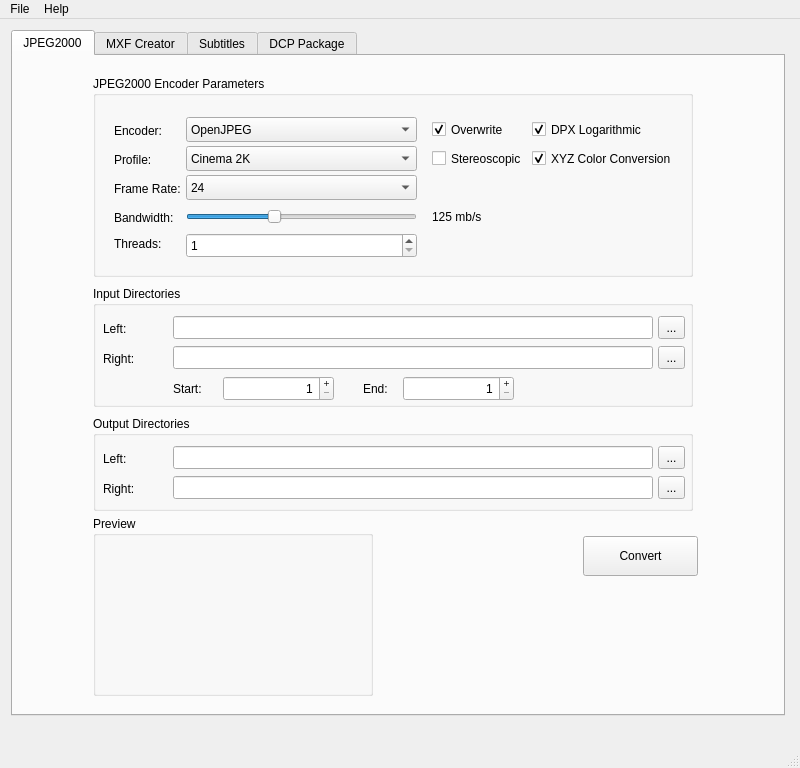
Old version of the form gui/mainwindow.ui in the repository mamay/OpenDCP.
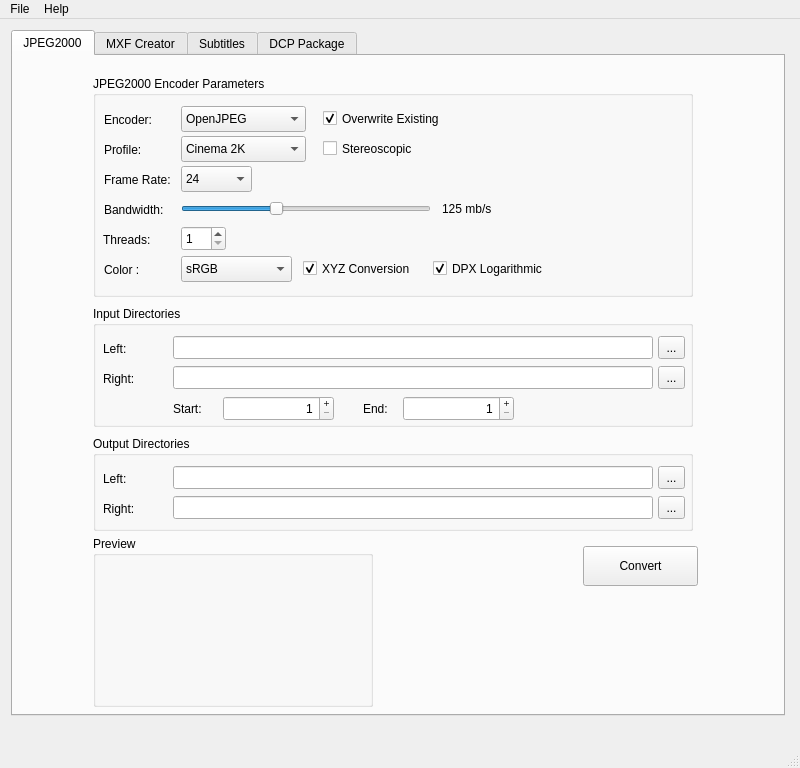
New version of the form. Icons and pictures are not drawn.

Patch:
```diff
--- a/gui/mainwindow.ui
+++ b/gui/mainwindow.ui
@@ -74,7 +74,7 @@
            <property name="geometry">
             <rect>
              <x>80</x>
-             <y>230</y>
+             <y>250</y>
              <width>600</width>
              <height>121</height>
             </rect>
@@ -285,19 +285,38 @@
              <x>80</x>
              <y>20</y>
              <width>600</width>
-             <height>201</height>
+             <height>221</height>
             </rect>
            </property>
            <property name="title">
             <string>JPEG2000 Encoder Parameters</string>
            </property>
-           <widget class="QWidget" name="gridLayoutWidget">
+           <widget class="QLabel" name="colorLabel">
             <property name="geometry">
              <rect>
-              <x>10</x>
-              <y>30</y>
-              <width>585</width>
-              <height>161</height>
+              <x>11</x>
+              <y>180</y>
+              <width>43</width>
+              <height>27</height>
+             </rect>
+            </property>
+            <property name="sizePolicy">
+             <sizepolicy hsizetype="Preferred" vsizetype="Fixed">
+              <horstretch>0</horstretch>
+              <verstretch>0</verstretch>
+             </sizepolicy>
+            </property>
+            <property name="text">
+             <string>Color :</string>
+            </property>
+           </widget>
+           <widget class="QLabel" name="bwValueLabel">
+            <property name="geometry">
+             <rect>
+              <x>349</x>
+              <y>120</y>
+              <width>63</width>
+              <height>25</height>
              </rect>
             </property>
             <property name="sizePolicy">
@@ -312,12 +331,87 @@
               <height>25</height>
              </size>
             </property>
-            <layout class="QGridLayout" name="endoderGridLayout">
-             <property name="spacing">
-              <number>5</number>
-             </property>
-             <item row="0" column="0">
+            <property name="maximumSize">
+             <size>
+              <width>16777215</width>
+              <height>25</height>
+             </size>
+            </property>
+            <property name="text">
+             <string>125 mb/s</string>
+            </property>
+            <property name="indent">
+             <number>0</number>
+            </property>
+           </widget>
+           <widget class="QLabel" name="frameRateLabel">
+            <property name="geometry">
+             <rect>
+              <x>11</x>
+              <y>90</y>
+              <width>75</width>
+              <height>27</height>
+             </rect>
+            </property>
+            <property name="sizePolicy">
+             <sizepolicy hsizetype="Preferred" vsizetype="Fixed">
+              <horstretch>0</horstretch>
+              <verstretch>0</verstretch>
+             </sizepolicy>
+            </property>
+            <property name="minimumSize">
+             <size>
+              <width>0</width>
+              <height>27</height>
+             </size>
+            </property>
+            <property name="text">
+             <string>Frame Rate:</string>
+            </property>
+           </widget>
+           <widget class="QCheckBox" name="dpxLogCheckBox">
+            <property name="geometry">
+             <rect>
+              <x>340</x>
+              <y>180</y>
+              <width>130</width>
+              <height>25</height>
+             </rect>
+            </property>
+            <property name="sizePolicy">
+             <sizepolicy hsizetype="Fixed" vsizetype="Fixed">
+              <horstretch>0</horstretch>
+              <verstretch>25</verstretch>
+             </sizepolicy>
+            </property>
+            <property name="minimumSize">
+             <size>
+              <width>0</width>
+              <height>25</height>
+             </size>
+            </property>
+            <property name="maximumSize">
+             <size>
+              <width>16777215</width>
+              <height>25</height>
+             </size>
+            </property>
+            <property name="text">
+             <string>DPX Logarithmic</string>
+            </property>
+            <property name="checked">
+             <bool>true</bool>
+            </property>
+           </widget>
               <widget class="QLabel" name="encoderLabel">
+            <property name="geometry">
+             <rect>
+              <x>11</x>
+              <y>30</y>
+              <width>55</width>
+              <height>27</height>
+             </rect>
+            </property>
                <property name="sizePolicy">
                 <sizepolicy hsizetype="Fixed" vsizetype="Fixed">
                  <horstretch>0</horstretch>
@@ -340,9 +434,15 @@
                 <string>Encoder:</string>
                </property>
               </widget>
-             </item>
-             <item row="0" column="1">
               <widget class="QComboBox" name="encoderComboBox">
+            <property name="geometry">
+             <rect>
+              <x>88</x>
+              <y>30</y>
+              <width>125</width>
+              <height>26</height>
+             </rect>
+            </property>
                <property name="sizePolicy">
                 <sizepolicy hsizetype="Preferred" vsizetype="Fixed">
                  <horstretch>0</horstretch>
@@ -375,9 +475,15 @@
                 </property>
                </item>
               </widget>
-             </item>
-             <item row="3" column="1">
               <widget class="QSlider" name="bwSlider">
+            <property name="geometry">
+             <rect>
+              <x>88</x>
+              <y>120</y>
+              <width>250</width>
+              <height>25</height>
+             </rect>
+            </property>
                <property name="sizePolicy">
                 <sizepolicy hsizetype="Preferred" vsizetype="Fixed">
                  <horstretch>0</horstretch>
@@ -409,11 +515,17 @@
                 <enum>Qt::Horizontal</enum>
                </property>
               </widget>
-             </item>
-             <item row="3" column="3">
-              <widget class="QLabel" name="bwValueLabel">
+           <widget class="QSpinBox" name="threadsSpinBox">
+            <property name="geometry">
+             <rect>
+              <x>88</x>
+              <y>150</y>
+              <width>45</width>
+              <height>25</height>
+             </rect>
+            </property>
                <property name="sizePolicy">
-                <sizepolicy hsizetype="Preferred" vsizetype="Preferred">
+             <sizepolicy hsizetype="Preferred" vsizetype="Fixed">
                  <horstretch>0</horstretch>
                  <verstretch>25</verstretch>
                 </sizepolicy>
@@ -424,22 +536,44 @@
                  <height>25</height>
                 </size>
                </property>
-               <property name="maximumSize">
+            <property name="minimum">
+             <number>1</number>
+            </property>
+           </widget>
+           <widget class="QCheckBox" name="stereoscopicCheckBox">
+            <property name="geometry">
+             <rect>
+              <x>230</x>
+              <y>60</y>
+              <width>105</width>
+              <height>25</height>
+             </rect>
+            </property>
+            <property name="sizePolicy">
+             <sizepolicy hsizetype="Maximum" vsizetype="Fixed">
+              <horstretch>0</horstretch>
+              <verstretch>25</verstretch>
+             </sizepolicy>
+            </property>
+            <property name="minimumSize">
                 <size>
-                 <width>16777215</width>
+              <width>0</width>
                  <height>25</height>
                 </size>
                </property>
                <property name="text">
-                <string>125 mb/s</string>
-               </property>
-               <property name="indent">
-                <number>0</number>
-               </property>
-              </widget>
-             </item>
-             <item row="1" column="0">
+             <string>Stereoscopic</string>
+            </property>
+           </widget>
               <widget class="QLabel" name="profileLabel">
+            <property name="geometry">
+             <rect>
+              <x>11</x>
+              <y>60</y>
+              <width>44</width>
+              <height>27</height>
+             </rect>
+            </property>
                <property name="sizePolicy">
                 <sizepolicy hsizetype="Fixed" vsizetype="Fixed">
                  <horstretch>0</horstretch>
@@ -462,9 +596,15 @@
                 <string>Profile:</string>
                </property>
               </widget>
-             </item>
-             <item row="1" column="1">
               <widget class="QComboBox" name="profileComboBox">
+            <property name="geometry">
+             <rect>
+              <x>88</x>
+              <y>60</y>
+              <width>125</width>
+              <height>26</height>
+             </rect>
+            </property>
                <property name="sizePolicy">
                 <sizepolicy hsizetype="Preferred" vsizetype="Fixed">
                  <horstretch>0</horstretch>
@@ -494,9 +634,15 @@
                 </property>
                </item>
               </widget>
-             </item>
-             <item row="3" column="0">
               <widget class="QLabel" name="bwLabel">
+            <property name="geometry">
+             <rect>
+              <x>11</x>
+              <y>120</y>
+              <width>70</width>
+              <height>27</height>
+             </rect>
+            </property>
                <property name="sizePolicy">
                 <sizepolicy hsizetype="Fixed" vsizetype="Fixed">
                  <horstretch>0</horstretch>
@@ -519,47 +665,65 @@
                 <string>Bandwidth:</string>
                </property>
               </widget>
-             </item>
-             <item row="1" column="3">
-              <widget class="QCheckBox" name="stereoscopicCheckBox">
-               <property name="sizePolicy">
-                <sizepolicy hsizetype="Maximum" vsizetype="Fixed">
-                 <horstretch>0</horstretch>
-                 <verstretch>25</verstretch>
-                </sizepolicy>
-               </property>
-               <property name="minimumSize">
-                <size>
-                 <width>0</width>
-                 <height>25</height>
-                </size>
-               </property>
-               <property name="text">
-                <string>Stereoscopic</string>
-               </property>
-              </widget>
-             </item>
-             <item row="2" column="0">
-              <widget class="QLabel" name="frameRateLabel">
+           <widget class="QLabel" name="threadsLabel">
+            <property name="geometry">
+             <rect>
+              <x>10</x>
+              <y>150</y>
+              <width>55</width>
+              <height>27</height>
+             </rect>
+            </property>
                <property name="sizePolicy">
                 <sizepolicy hsizetype="Preferred" vsizetype="Fixed">
                  <horstretch>0</horstretch>
                  <verstretch>0</verstretch>
                 </sizepolicy>
                </property>
+            <property name="text">
+             <string>Threads:</string>
+            </property>
+           </widget>
+           <widget class="QCheckBox" name="overwritej2kCB">
+            <property name="geometry">
+             <rect>
+              <x>230</x>
+              <y>30</y>
+              <width>151</width>
+              <height>25</height>
+             </rect>
+            </property>
+            <property name="sizePolicy">
+             <sizepolicy hsizetype="Fixed" vsizetype="Fixed">
+              <horstretch>0</horstretch>
+              <verstretch>25</verstretch>
+             </sizepolicy>
+            </property>
                <property name="minimumSize">
                 <size>
                  <width>0</width>
-                 <height>27</height>
-                </size>
-               </property>
+              <height>25</height>
+             </size>
+            </property>
+            <property name="toolTip">
+             <string>Overwrite existing j2c files. Uncheck if you are resuming a previous conversion, which will save time.</string>
+            </property>
                <property name="text">
-                <string>Frame Rate:</string>
-               </property>
-              </widget>
-             </item>
-             <item row="2" column="1">
+             <string>Overwrite Existing</string>
+            </property>
+            <property name="checked">
+             <bool>true</bool>
+            </property>
+           </widget>
               <widget class="QComboBox" name="frameRateComboBox">
+            <property name="geometry">
+             <rect>
+              <x>88</x>
+              <y>90</y>
+              <width>71</width>
+              <height>26</height>
+             </rect>
+            </property>
                <property name="sizePolicy">
                 <sizepolicy hsizetype="Preferred" vsizetype="Fixed">
                  <horstretch>0</horstretch>
@@ -603,66 +767,15 @@
                 </property>
                </item>
               </widget>
-             </item>
-             <item row="4" column="0">
-              <widget class="QLabel" name="threadsLabel">
-               <property name="sizePolicy">
-                <sizepolicy hsizetype="Preferred" vsizetype="Fixed">
-                 <horstretch>0</horstretch>
-                 <verstretch>0</verstretch>
-                </sizepolicy>
-               </property>
-               <property name="text">
-                <string>Threads:</string>
-               </property>
-              </widget>
-             </item>
-             <item row="4" column="1">
-              <widget class="QSpinBox" name="threadsSpinBox">
-               <property name="sizePolicy">
-                <sizepolicy hsizetype="Preferred" vsizetype="Fixed">
-                 <horstretch>0</horstretch>
-                 <verstretch>25</verstretch>
-                </sizepolicy>
-               </property>
-               <property name="minimumSize">
-                <size>
-                 <width>0</width>
-                 <height>25</height>
-                </size>
-               </property>
-               <property name="minimum">
-                <number>1</number>
-               </property>
-              </widget>
-             </item>
-             <item row="0" column="3">
-              <widget class="QCheckBox" name="overwritej2kCB">
-               <property name="sizePolicy">
-                <sizepolicy hsizetype="Fixed" vsizetype="Fixed">
-                 <horstretch>0</horstretch>
-                 <verstretch>25</verstretch>
-                </sizepolicy>
-               </property>
-               <property name="minimumSize">
-                <size>
-                 <width>0</width>
-                 <height>25</height>
-                </size>
-               </property>
-               <property name="toolTip">
-                <string>Overwrite existing j2c files. Uncheck if you are resuming a previous conversion, which will save time.</string>
-               </property>
-               <property name="text">
-                <string>Overwrite</string>
-               </property>
-               <property name="checked">
-                <bool>true</bool>
-               </property>
-              </widget>
-             </item>
-             <item row="1" column="4">
               <widget class="QCheckBox" name="xyzCheckBox">
+            <property name="geometry">
+             <rect>
+              <x>210</x>
+              <y>180</y>
+              <width>124</width>
+              <height>25</height>
+             </rect>
+            </property>
                <property name="sizePolicy">
                 <sizepolicy hsizetype="Fixed" vsizetype="Fixed">
                  <horstretch>0</horstretch>
@@ -682,93 +795,38 @@
                 </size>
                </property>
                <property name="text">
-                <string>XYZ Color Conversion</string>
+             <string>XYZ Conversion</string>
                </property>
                <property name="checked">
                 <bool>true</bool>
                </property>
               </widget>
-             </item>
-             <item row="3" column="2">
-              <spacer name="horizontalSpacer_2">
-               <property name="orientation">
-                <enum>Qt::Horizontal</enum>
-               </property>
-               <property name="sizeType">
-                <enum>QSizePolicy::Fixed</enum>
-               </property>
-               <property name="sizeHint" stdset="0">
-                <size>
-                 <width>10</width>
-                 <height>20</height>
-                </size>
-               </property>
-              </spacer>
-             </item>
-             <item row="4" column="3">
-              <spacer name="horizontalSpacer">
-               <property name="sizePolicy">
-                <sizepolicy hsizetype="Fixed" vsizetype="Minimum">
-                 <horstretch>0</horstretch>
-                 <verstretch>0</verstretch>
-                </sizepolicy>
-               </property>
-               <property name="minimumSize">
-                <size>
-                 <width>0</width>
-                 <height>25</height>
-                </size>
-               </property>
-               <property name="orientation">
-                <enum>Qt::Horizontal</enum>
-               </property>
-               <property name="sizeType">
-                <enum>QSizePolicy::Fixed</enum>
-               </property>
-               <property name="sizeHint" stdset="0">
-                <size>
-                 <width>115</width>
-                 <height>25</height>
-                </size>
-               </property>
-              </spacer>
-             </item>
-             <item row="0" column="4">
-              <widget class="QCheckBox" name="dpxLogCheckBox">
-               <property name="sizePolicy">
-                <sizepolicy hsizetype="Fixed" vsizetype="Fixed">
-                 <horstretch>0</horstretch>
-                 <verstretch>25</verstretch>
-                </sizepolicy>
-               </property>
-               <property name="minimumSize">
-                <size>
-                 <width>0</width>
-                 <height>25</height>
-                </size>
-               </property>
-               <property name="maximumSize">
-                <size>
-                 <width>16777215</width>
-                 <height>25</height>
-                </size>
-               </property>
+           <widget class="QComboBox" name="colorComboBox">
+            <property name="geometry">
+             <rect>
+              <x>88</x>
+              <y>180</y>
+              <width>111</width>
+              <height>26</height>
+             </rect>
+            </property>
+            <item>
+             <property name="text">
+              <string>sRGB</string>
+             </property>
+            </item>
+            <item>
                <property name="text">
-                <string>DPX Logarithmic</string>
-               </property>
-               <property name="checked">
-                <bool>true</bool>
-               </property>
-              </widget>
-             </item>
-            </layout>
+              <string>Rec. 709</string>
+             </property>
+            </item>
            </widget>
           </widget>
           <widget class="QGroupBox" name="outputGroupBox">
            <property name="geometry">
             <rect>
              <x>80</x>
-             <y>360</y>
+             <y>380</y>
              <width>600</width>
              <height>95</height>
             </rect>
@@ -871,7 +929,7 @@
            <property name="geometry">
             <rect>
              <x>570</x>
-             <y>480</y>
+             <y>490</y>
              <width>115</width>
              <height>40</height>
             </rect>
@@ -884,9 +942,9 @@
            <property name="geometry">
             <rect>
              <x>80</x>
-             <y>460</y>
+             <y>480</y>
              <width>280</width>
-             <height>180</height>
+             <height>171</height>
             </rect>
            </property>
            <property name="title">
```
Lines whose indentation alone changed are shown as unchanged.
